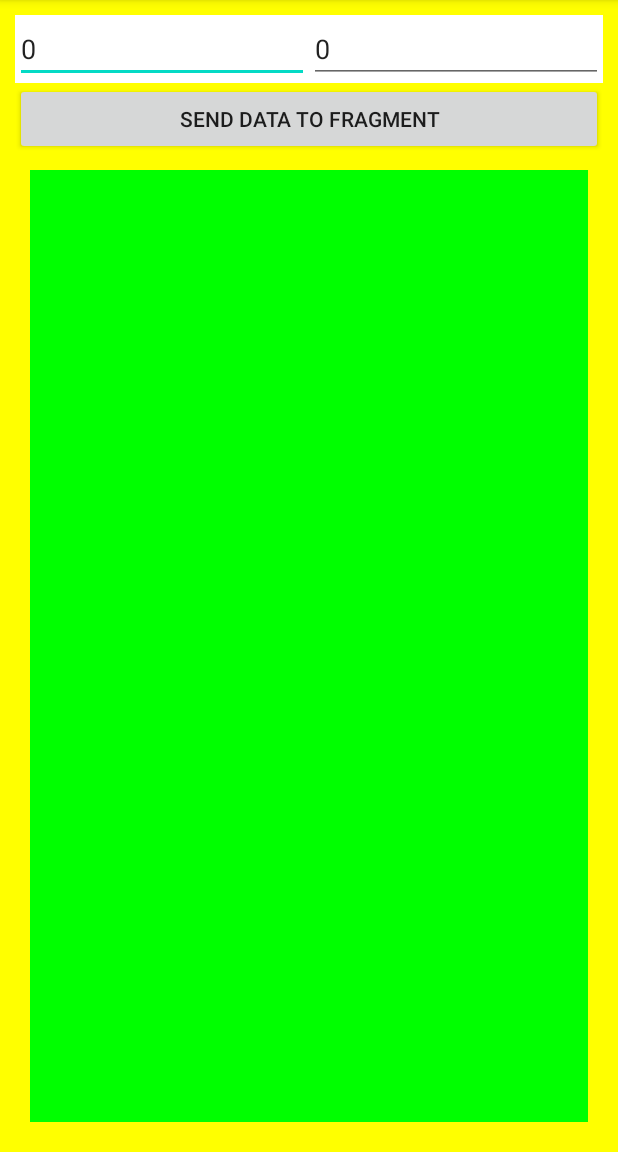
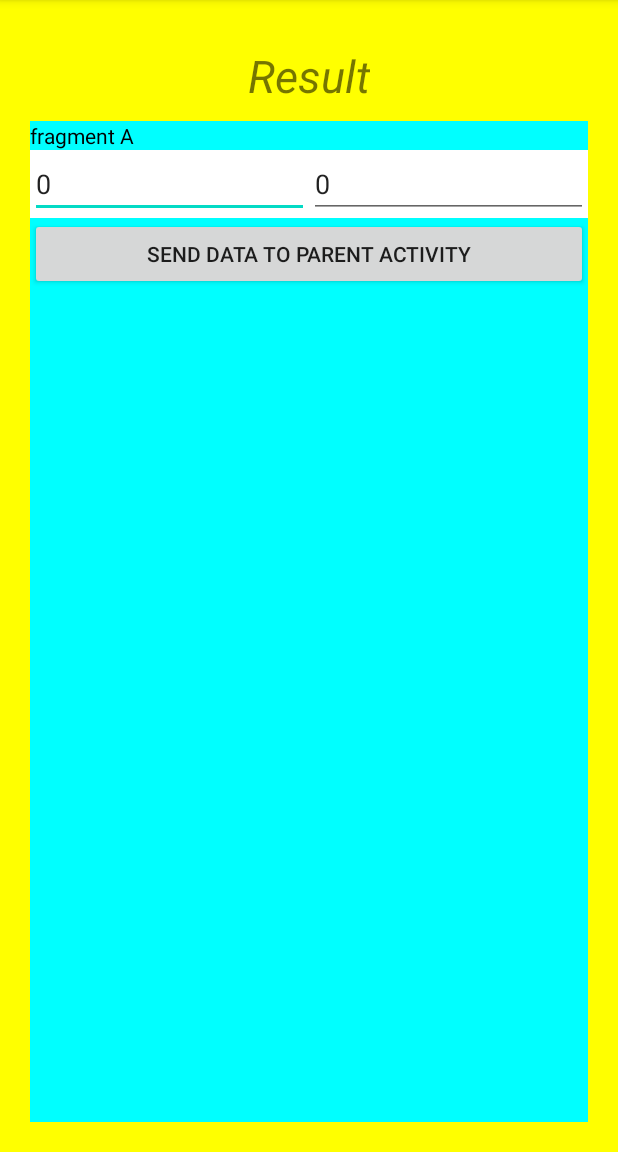
Before and after one commit to phlpmwa/fragments, an Android app: the screen it shows after launch (MainActivity), on a phone screen of 412 x 824 dp, the part 84-1236 px from its top. Run offline under Robolectric (Android 15) with nearby library versions, the phone set to English and light mode, and no system bars.

Commit message:
sending data from fragment to activity

```diff
--- a/app/src/main/java/com/example/fragments/MainActivity.java
+++ b/app/src/main/java/com/example/fragments/MainActivity.java
@@ -1,44 +1,36 @@
 package com.example.fragments;
 import android.os.Bundle;
-import android.util.Log;
-import android.view.View;
-import android.widget.EditText;
-import android.widget.Toast;
+import android.widget.TextView;
+
 import androidx.appcompat.app.AppCompatActivity;
-import androidx.fragment.app.Fragment;
 import androidx.fragment.app.FragmentManager;
 import androidx.fragment.app.FragmentTransaction;
 
-public class MainActivity extends AppCompatActivity {
+public class MainActivity extends AppCompatActivity implements MyListener {
  public static final String TAG=MainActivity.class.getSimpleName();
-    FragmentManager manager;
-    private EditText edtNumOne, edtNumTwo;
+   private FragmentManager manager;
+    private TextView txvResult;
     @Override
     protected void onCreate(Bundle savedInstanceState) {
         super.onCreate(savedInstanceState);
         setContentView(R.layout.activity_main);
         manager=getSupportFragmentManager();
-        edtNumOne= findViewById(R.id.num1);
-        edtNumTwo= findViewById(R.id.num2);
+        txvResult= findViewById(R.id.results);
+        addFragmentA();
 
     }
+    private void addFragmentA()
+    {
+    FragmentA fragmentA=new FragmentA();
+    FragmentTransaction transaction=manager.beginTransaction();
+    transaction.add(R.id.container, fragmentA, "fragA");
+    transaction.commit();
+    }
 
-    public void sendDataToFragment(View view) {
-        int firstNumber=Integer.valueOf(edtNumOne.getText().toString());
-        int secondNumber= Integer.valueOf(edtNumTwo.getText().toString());
 
-        FragmentA fragmentA=new FragmentA();
-        fragmentA.setData(firstNumber, secondNumber);//passing the primitive data type
-        //passing non-primitive type data
-        fragmentA.setEmployeeObj(new Employee());
-        FragmentTransaction fragmentTransaction=manager.beginTransaction();
-        fragmentTransaction.add(R.id.container, fragmentA, "fragA");
-        fragmentTransaction.commit();
-
-    }
-    public class Employee
-    {
-        String name;
-        int profId;
+    @Override
+    public void addTwoNumbers(int num1, int num2) {
+    int result=num1+num2;
+    txvResult.setText("Result: "+result);
     }
 }
--- /dev/null
+++ b/app/src/main/java/com/example/fragments/MyListener.java
@@ -0,0 +1,5 @@
+package com.example.fragments;
+
+public interface MyListener {
+    void addTwoNumbers(int num1, int num2);
+}
--- a/app/src/main/res/layout/activity_main.xml
+++ b/app/src/main/res/layout/activity_main.xml
@@ -9,37 +9,16 @@
     android:background="#FF0"
     android:id="@+id/layout"
     android:padding="10dp">
-
-
-    <LinearLayout
-        android:layout_width="match_parent"
+    <androidx.appcompat.widget.AppCompatTextView
+        android:layout_width="wrap_content"
         android:layout_height="wrap_content"
-        android:orientation="horizontal"
-        android:background="@android:color/white"
-        >
-        <EditText
-            android:layout_width="0dp"
-            android:layout_height="wrap_content"
-            android:layout_weight="1"
-            android:inputType="number"
-            android:text="0"
-            android:id="@+id/num1"
-            />
-        <EditText
-            android:layout_width="0dp"
-            android:layout_height="wrap_content"
-            android:layout_weight="1"
-            android:inputType="number"
-            android:text="0"
-            android:id="@+id/num2"/>
-
-    </LinearLayout>
-
-    <Button
-        android:layout_width="match_parent"
-        android:layout_height="wrap_content"
-        android:onClick="sendDataToFragment"
-        android:text="Send data To Fragment"/>
+        android:layout_gravity="center_horizontal"
+        android:text="Result"
+        android:layout_marginTop="20dp"
+        android:id="@+id/results"
+        android:textStyle="italic"
+        android:textSize="30sp"
+        />
     <FrameLayout
         android:layout_width="match_parent"
         android:layout_height="match_parent"
--- a/app/src/main/res/layout/fragment_a.xml
+++ b/app/src/main/res/layout/fragment_a.xml
@@ -11,20 +11,34 @@
         android:text="@string/fragment_a"
         android:textColor="@android:color/black"
         />
+    <LinearLayout
+        android:layout_width="match_parent"
+        android:layout_height="wrap_content"
+        android:orientation="horizontal"
+        android:background="@android:color/white"
+        >
+        <EditText
+            android:layout_width="0dp"
+            android:layout_height="wrap_content"
+            android:layout_weight="1"
+            android:inputType="number"
+            android:text="0"
+            android:id="@+id/num1"
+            />
+        <EditText
+            android:layout_width="0dp"
+            android:layout_height="wrap_content"
+            android:layout_weight="1"
+            android:inputType="number"
+            android:text="0"
+            android:id="@+id/num2"/>
+
+    </LinearLayout>
     <Button
         android:layout_width="match_parent"
         android:layout_height="wrap_content"
-        android:text="Add two numbers"
-        android:id="@+id/btnAdd"
+        android:text="Send data to Parent Activity"
+        android:id="@+id/btnSend"
         />
-    <androidx.appcompat.widget.AppCompatTextView
-        android:layout_width="wrap_content"
-        android:layout_height="wrap_content"
-        android:layout_gravity="center_horizontal"
-        android:text="Result"
-        android:layout_marginTop="20dp"
-        android:id="@+id/results"
-        android:textStyle="italic"
-        android:textSize="30sp"
-        />
+
 </LinearLayout>
```
Also changed, not shown: app/src/main/java/com/example/fragments/FragmentA.java (+14 -20 lines).
